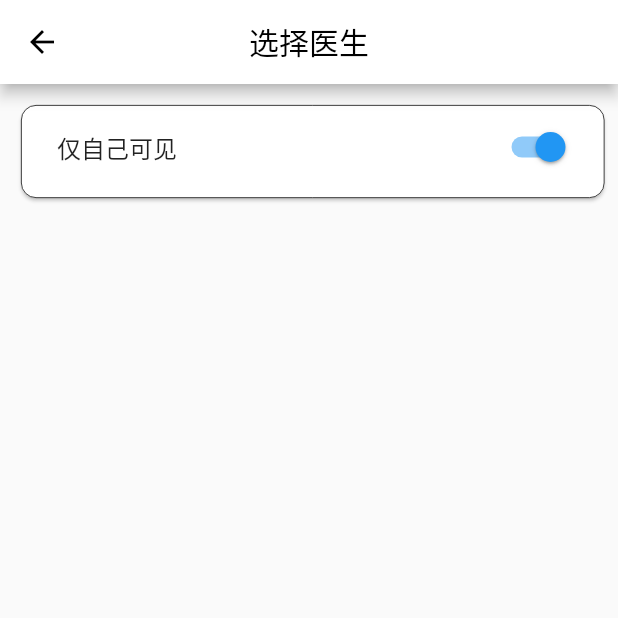
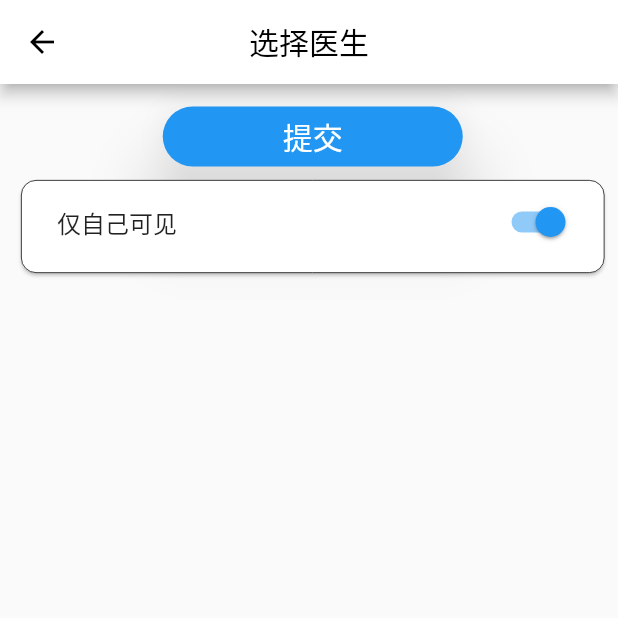
Before and after one commit to Dodoushu/ASECloudRecord, a Flutter app: the doctorSelect screen opened directly, on a phone screen of 412 x 824 dp, the top half of it. Run offline on Flutter 3.47's test engine with Material 2 defaults, Android fonts, the phone set to English and light mode, and no system bars; our stand-ins replace dio, file_picker, image_picker, photo_view, shared_preferences; missing offline and left inert: dart:ffi; accounts and stored records are empty; network calls fail.

Commit message:
选择医生界面逻辑修改； 添加保存账号功能；

```diff
--- a/lib/patient/login.dart
+++ b/lib/patient/login.dart
@@ -1,3 +1,4 @@
+
 import 'package:flutter/cupertino.dart';
 import 'package:flutter/material.dart';
 import 'dart:convert';
@@ -36,6 +37,28 @@ class _Login extends State<Login> {
   String password;
   bool isShowPassWord = false;
 
+  bool havePhoneNumber = false;
+  String prePhoneNumber;
+
+  TextEditingController _controller = new TextEditingController();
+
+  @override
+  void initState() {
+    super.initState();
+    //开启倒计时
+    SharedPreferenceUtil.containsKey('prePhoneNumber').then((value){
+      if(value == true){
+        SharedPreferenceUtil.getString('prePhoneNumber').then((value){
+          setState(() {
+            prePhoneNumber = value;
+            havePhoneNumber = true;
+            _controller.text = value;
+          });
+        });
+      }
+    });
+  }
+
   void login() async {
 //    //演示时去掉验证功能
 //    Navigator.pushAndRemoveUntil(
@@ -71,6 +94,7 @@ class _Login extends State<Login> {
               MaterialPageRoute(builder: (context) => register2()),
               (route) => false);
         } else if (data['status_code'] == 0) {
+          SharedPreferenceUtil.setString('prePhoneNumber', userName.toString()).then((value){
             SharedPreferenceUtil.setString('phoneNum', userName.toString())
                 .then((value) {
               SharedPreferenceUtil.setString('name', data['name']).then((value) {
@@ -83,6 +107,7 @@ class _Login extends State<Login> {
                       context,
                       MaterialPageRoute(builder: (context) => BottomNavigationWidget()),
                           (route) => false);
+                });
               });
             });
           });
@@ -147,6 +172,7 @@ class _Login extends State<Login> {
                                 color: Color.fromARGB(255, 240, 240, 240),
                                 width: 1.0))),
                     child: new TextFormField(
+                      controller: _controller,
                       decoration: new InputDecoration(
                         labelText: '请输入手机号',
                         labelStyle: new TextStyle(
--- a/lib/patient/setting/doctorSelect.dart
+++ b/lib/patient/setting/doctorSelect.dart
@@ -1,5 +1,6 @@
 import 'package:flutter/material.dart';
 import 'package:helloworld/patient/MainFunctionPage.dart';
+import 'package:helloworld/select.dart';
 
 void main() {
   runApp(MaterialApp(
@@ -40,55 +41,151 @@ class _doctorSelectState extends State<doctorSelect> {
     }
   }
 
+  var doctorlist = [
+    {'id': 0, 'name': '张一', 'info': '其他信息', 'select': true},
+    {'id': 1, 'name': '张二', 'info': '其他信息', 'select': false},
+    {'id': 2, 'name': '张三', 'info': '其他信息', 'select': false},
+    {'id': 3, 'name': '张四', 'info': '其他信息', 'select': true},
+    {'id': 4, 'name': '张五', 'info': '其他信息', 'select': false},
+    {'id': 5, 'name': '张六', 'info': '其他信息', 'select': true},
+    {'id': 6, 'name': '张七', 'info': '其他信息', 'select': false}
+  ];
+
+  var selectedDoctor = [
+    {'id': 0, 'name': '张一', 'info': '其他信息', 'select': true},
+    {'id': 3, 'name': '张四', 'info': '其他信息', 'select': true},
+    {'id': 5, 'name': '张六', 'info': '其他信息', 'select': true},
+  ];
+
+  var unSelectedDoctor = [
+    {'id': 1, 'name': '张二', 'info': '其他信息', 'select': false},
+    {'id': 2, 'name': '张三', 'info': '其他信息', 'select': false},
+    {'id': 4, 'name': '张五', 'info': '其他信息', 'select': false},
+    {'id': 6, 'name': '张七', 'info': '其他信息', 'select': false}
+  ];
+
   @override
   Widget build(BuildContext context) {
-    List<Widget> buildCheckboxListTile() {
-      var doctorlist = [
-        {'id': 0, 'name': '张一', 'info': '其他信息'},
-        {'id': 1, 'name': '张二', 'info': '其他信息'},
-        {'id': 2, 'name': '张三', 'info': '其他信息'},
-        {'id': 3, 'name': '张四', 'info': '其他信息'},
-        {'id': 4, 'name': '张五', 'info': '其他信息'},
-        {'id': 5, 'name': '张六', 'info': '其他信息'},
-        {'id': 6, 'name': '张七', 'info': '其他信息'}
-      ];
 
+    Column buildSelectedCheckboxListTile() {
       var CheckoxListTitleList = List<CheckboxListTile>();
-//      CheckoxListTitleList.add(CheckboxListTile(
-//        secondary: const Icon(Icons.accessible_forward),
-//        title: Text(switchContent()),
-//        value: onlyuser,
-//        onChanged: (bool value) {
-//          setState(() {
-//            onlyuser=value;
-//          });
-//          print(value);
-//        },
-//      ));
       if (onlyuser == false) {
-        int i = 0;
-        for (Map obj in doctorlist) {
+        for (Map obj in selectedDoctor) {
           CheckoxListTitleList.add(new CheckboxListTile(
             secondary: const Icon(Icons.accessible_forward),
             title: Text(obj['name']),
             subtitle: Text(obj['info']),
-            value: valueList[obj['id']],
+            value: obj['select'],
             onChanged: (bool value) {
               setState(() {
-                valueList[obj['id']] = value;
-              });
-              print(value);
-            },
-          ));
+                int i = 0;
+                for (Map temp in selectedDoctor) {
+                  if (temp['id'] == obj['id']) {
+                    break;
+                  } else {
                     i++;
                   }
                 }
-      return CheckoxListTitleList;
+                Map tempDoctor = new Map();
+                tempDoctor = selectedDoctor[i];
+                tempDoctor['select'] = false;
+                selectedDoctor.removeAt(i);
+                unSelectedDoctor.add(tempDoctor);
+                unSelectedDoctor.sort((a, b) =>
+                    (a['id'].toString()).compareTo((b['id'].toString())));
+              });
+            },
+          ));
+        }
+      }
+      return Column(children: CheckoxListTitleList,);
+    }
+
+    Column buildUnSelectedCheckboxListTile() {
+      var CheckoxListTitleList = List<CheckboxListTile>();
+      if (onlyuser == false) {
+        for (Map obj in unSelectedDoctor) {
+          CheckoxListTitleList.add(new CheckboxListTile(
+            secondary: const Icon(Icons.accessible_forward),
+            title: Text(obj['name']),
+            subtitle: Text(obj['info']),
+            value: obj['select'],
+            onChanged: (bool value) {
+              setState(() {
+                int i = 0;
+                for (Map temp in unSelectedDoctor) {
+                  if (temp['id'] == obj['id']) {
+                    break;
+                  } else {
+                    i++;
+                  }
+                }
+                Map tempDoctor = new Map();
+                tempDoctor = unSelectedDoctor[i];
+                tempDoctor['select'] = true;
+                unSelectedDoctor.removeAt(i);
+                selectedDoctor.add(tempDoctor);
+                selectedDoctor.sort((a, b) =>
+                    (a['id'].toString()).compareTo((b['id'].toString())));
+              });
+            },
+          ));
+        }
+      }
+      return Column(children: CheckoxListTitleList,);
+    }
+
+    Container text1(){
+      if(onlyuser == false&&selectedDoctor.isNotEmpty){
+        return new Container(
+          padding: EdgeInsets.only(left: 20,right: 20),
+          child:Row(
+          mainAxisAlignment: MainAxisAlignment.spaceBetween,
+          children: <Widget>[Text('已选中：')],
+        ),);
+      }
+    }
+
+    Container text2(){
+      if(onlyuser == false&&unSelectedDoctor.isNotEmpty){
+        return new Container(
+          padding: EdgeInsets.only(left: 20,right: 20),
+          child:Row(
+            mainAxisAlignment: MainAxisAlignment.spaceBetween,
+            children: <Widget>[Text('未选中：')],
+          ),);
+      }
     }
 
     Widget ChangeDoctor = new Container(
         padding: EdgeInsets.only(top: 10, left: 10, right: 5),
-        child: Card(
+        child: Column(
+          children: <Widget>[
+            new Container(
+                height: 40.0,
+                width: 200,
+                margin: EdgeInsets.only(top:5,bottom: 5),
+                child: new SizedBox.expand(
+                  child: new RaisedButton(
+                    elevation: 20,
+                    onPressed: (){
+                      print(selectedDoctor.isNotEmpty);
+//                      for(Map obj in selectedDoctor){
+//                        print(obj['id']);
+//                      };
+                    },
+                    color: Colors.blue,
+                    child: new Text(
+                      '提交',
+                      style: TextStyle(
+                          fontSize: 20.0,
+                          color: Color.fromARGB(255, 255, 255, 255)),
+                    ),
+                    shape: new RoundedRectangleBorder(borderRadius: new BorderRadius.circular(40.0)),
+                  ),
+                )
+            ),
+            Card(
               shape: RoundedRectangleBorder(
                   borderRadius: BorderRadius.all(Radius.circular(10.0)),
                   side: BorderSide(width: 0.5)),
@@ -136,12 +233,18 @@ class _doctorSelectState extends State<doctorSelect> {
 //                          ),
                                 ),
                               ]))),
+                  Container(child:text1()),
                   Container(
-                  child: Column(
-                children: buildCheckboxListTile(),
-              )),
+                    child: buildSelectedCheckboxListTile(),
+                  ),
+                  Container(child:text2()),
+                  Container(
+                    child: buildUnSelectedCheckboxListTile(),
+                  ),
                 ],
               ),
+            )
+          ],
         ));
 
     return Scaffold(
```
Also changed, not shown: lib/patient/MainFunctionPage.dart (+5 -3 lines). Lines whose indentation alone changed are shown as unchanged.
